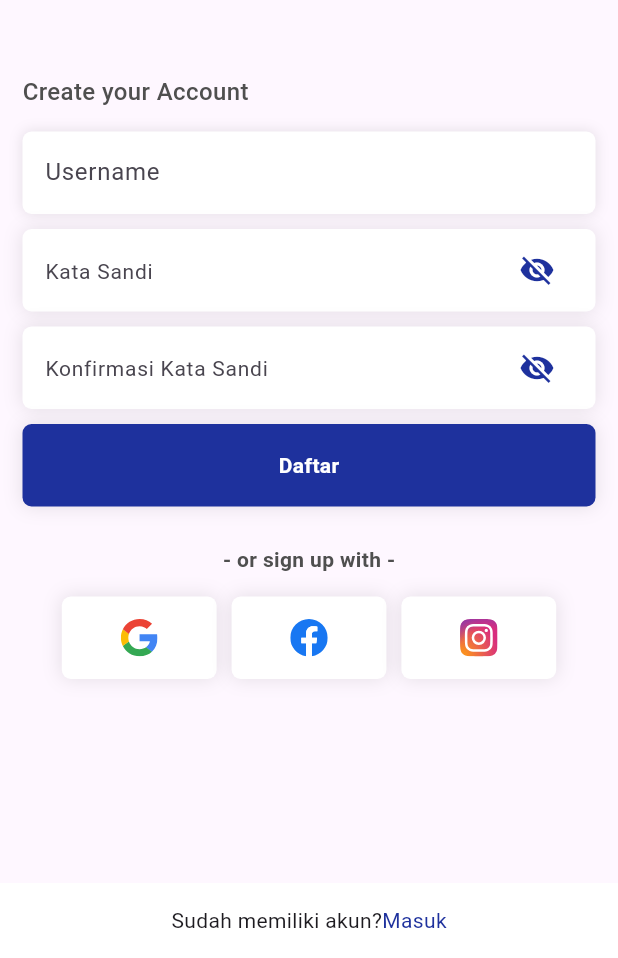
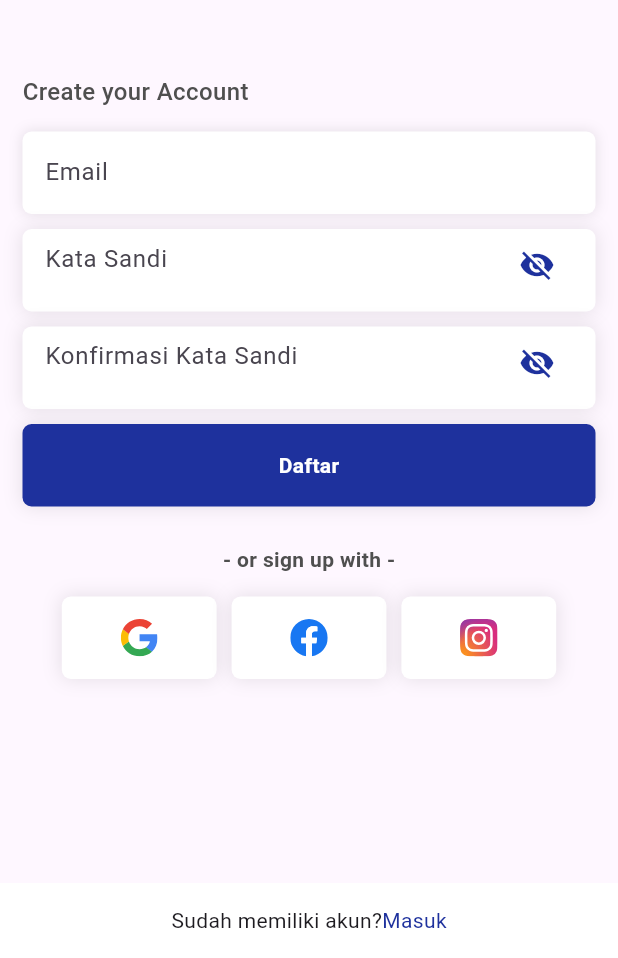
Before and after one commit to BossRizky/dashky_finance, a Flutter app: the RegisterView screen opened directly, on a phone screen of 412 x 824 dp, the part 278-1236 px from its top. Run offline on Flutter 3.47's test engine with Material 3 defaults, Android fonts, the phone set to English and light mode, and no system bars; our stand-ins replace flutter_svg, get; accounts and stored records are empty.

Commit message:
Fitur Daftar

```diff
--- a/lib/models/user_models.dart
+++ b/lib/models/user_models.dart
@@ -1,11 +1,7 @@
 class User {
-  String id;
-  String email;
-  String password;
+  final String id;
+  final String email;
+  final String password;
 
-  User({
-    required this.id,
-    required this.email,
-    required this.password,
-  });
+  User({required this.id, required this.email, required this.password});
 }
--- a/lib/screen/login_view.dart
+++ b/lib/screen/login_view.dart
@@ -49,7 +49,7 @@ class _LoginViewState extends State<LoginView> {
 
     if (user != null) {
       // Navigasi ke halaman Dashboard jika login berhasil
-      Get.to(() => const DashboardView());
+      Get.offAll(() => const DashboardView());
     } else {
       // Tampilkan pesan error jika login gagal
       ScaffoldMessenger.of(context).showSnackBar(
--- a/lib/screen/register_view.dart
+++ b/lib/screen/register_view.dart
@@ -2,7 +2,8 @@ import 'package:dashky_finance/utils/global.colors.dart';
 import 'package:dashky_finance/widgets/button.global.dart';
 import 'package:dashky_finance/widgets/social.login.dart';
 import 'package:dashky_finance/widgets/text.form.global.dart';
-import 'package:dashky_finance/screen/login_view.dart'; // Import halaman login
+import 'package:dashky_finance/screen/login_view.dart';
+import 'package:dashky_finance/service/user_service.dart';
 import 'package:flutter/material.dart';
 import 'package:get/get.dart';
 
@@ -18,7 +19,6 @@ class _RegisterViewState extends State<RegisterView> {
   final TextEditingController passwordController = TextEditingController();
   final TextEditingController confirmPasswordController = TextEditingController();
 
-  // State untuk mengatur visibilitas password dan konfirmasi password
   bool isPasswordVisible = false;
   bool isConfirmPasswordVisible = false;
 
@@ -28,6 +28,45 @@ class _RegisterViewState extends State<RegisterView> {
     passwordController.dispose();
     confirmPasswordController.dispose();
     super.dispose();
+  }
+
+  // Fungsi untuk menampilkan snackbar
+  void _showSnackbar(String title, String message) {
+    Get.snackbar(title, message, snackPosition: SnackPosition.BOTTOM);
+  }
+
+  // Fungsi untuk melakukan registrasi
+  Future<void> _register() async {
+    String email = emailController.text.trim();
+    String password = passwordController.text.trim();
+    String confirmPassword = confirmPasswordController.text.trim();
+
+    // Validasi input
+    if (email.isEmpty || password.isEmpty || confirmPassword.isEmpty) {
+      _showSnackbar("Error", "Semua kolom wajib diisi");
+      return;
+    }
+
+    // Validasi email
+    if (!RegExp(r"^[a-zA-Z0-9._%+-]+@[a-zA-Z0-9.-]+\.[a-zA-Z]{2,}$").hasMatch(email)) {
+      _showSnackbar("Error", "Email tidak valid");
+      return;
+    }
+
+    // Validasi apakah password dan konfirmasi password cocok
+    if (password != confirmPassword) {
+      _showSnackbar("Error", "Kata sandi tidak cocok");
+      return;
+    }
+
+    // Memanggil UserService untuk melakukan registrasi
+    var user = await UserService.register(email, password);
+    if (user != null) {
+      _showSnackbar("Sukses", "Pendaftaran berhasil");
+      Get.to(() => const LoginView());
+    } else {
+      _showSnackbar("Error", "Pendaftaran gagal");
+    }
   }
 
   @override
@@ -45,7 +84,7 @@ class _RegisterViewState extends State<RegisterView> {
                 Container(
                   alignment: Alignment.center,
                   child: Image.asset(
-                    'assets/logo.png', // Path gambar logo Anda
+                    'assets/logo.png',
                     width: 150,
                     height: 150,
                   ),
@@ -60,108 +99,40 @@ class _RegisterViewState extends State<RegisterView> {
                   ),
                 ),
                 const SizedBox(height: 15),
-
-                // Email Input
                 TextFormGlobal(
                   controller: emailController,
-                  text: 'Username',
+                  text: 'Email',
                   obscure: false,
                   textInputType: TextInputType.emailAddress,
                 ),
                 const SizedBox(height: 10),
-
-                // Password Input with Eye Icon
-                Container(
-                  height: 55,
-                  padding: const EdgeInsets.symmetric(horizontal: 15),
-                  decoration: BoxDecoration(
-                    color: Colors.white,
-                    borderRadius: BorderRadius.circular(6),
-                    boxShadow: [
-                      BoxShadow(
-                        color: Colors.black.withOpacity(0.1),
-                        blurRadius: 10,
-                      ),
-                    ],
-                  ),
-                  child: TextFormField(
+                _buildPasswordField(
                   controller: passwordController,
-                    obscureText: !isPasswordVisible,
-                    keyboardType: TextInputType.text,
-                    decoration: InputDecoration(
                   hintText: 'Kata Sandi',
-                      border: InputBorder.none,
-                      contentPadding: const EdgeInsets.symmetric(vertical: 18.0),
-                      hintStyle: const TextStyle(fontSize: 14),
-                      suffixIcon: IconButton(
-                        icon: Icon(
-                          isPasswordVisible
-                              ? Icons.visibility
-                              : Icons.visibility_off,
-                          color: GlobalColors.mainColor,
-                        ),
-                        onPressed: () {
+                  isPasswordVisible: isPasswordVisible,
+                  toggleVisibility: () {
                     setState(() {
                       isPasswordVisible = !isPasswordVisible;
                     });
                   },
                 ),
-                    ),
-                  ),
-                ),
                 const SizedBox(height: 10),
-
-                // Confirm Password Input with Eye Icon
-                Container(
-                  height: 55,
-                  padding: const EdgeInsets.symmetric(horizontal: 15),
-                  decoration: BoxDecoration(
-                    color: Colors.white,
-                    borderRadius: BorderRadius.circular(6),
-                    boxShadow: [
-                      BoxShadow(
-                        color: Colors.black.withOpacity(0.1),
-                        blurRadius: 10,
-                      ),
-                    ],
-                  ),
-                  child: TextFormField(
+                _buildPasswordField(
                   controller: confirmPasswordController,
-                    obscureText: !isConfirmPasswordVisible,
-                    keyboardType: TextInputType.text,
-                    decoration: InputDecoration(
                   hintText: 'Konfirmasi Kata Sandi',
-                      border: InputBorder.none,
-                      contentPadding: const EdgeInsets.symmetric(vertical: 18.0),
-                      hintStyle: const TextStyle(fontSize: 14),
-                      suffixIcon: IconButton(
-                        icon: Icon(
-                          isConfirmPasswordVisible
-                              ? Icons.visibility
-                              : Icons.visibility_off,
-                          color: GlobalColors.mainColor,
-                        ),
-                        onPressed: () {
+                  isPasswordVisible: isConfirmPasswordVisible,
+                  toggleVisibility: () {
                     setState(() {
                       isConfirmPasswordVisible = !isConfirmPasswordVisible;
                     });
                   },
                 ),
-                    ),
-                  ),
-                ),
                 const SizedBox(height: 10),
-
-                // Tombol "Daftar" untuk navigasi ke LoginView
                 Buttonglobal(
                   buttonText: 'Daftar',
-                  onTap: () {
-                    Get.to(() => const LoginView()); // Navigasi ke LoginView
-                  },
+                  onTap: _register,
                 ),
                 const SizedBox(height: 25),
-
-                // Widget social login dengan teks "or sign up with"
                 SocialLogin(isLogin: false),
               ],
             ),
@@ -178,7 +149,7 @@ class _RegisterViewState extends State<RegisterView> {
             Text("Sudah memiliki akun?"),
             InkWell(
               onTap: () {
-                Get.to(() => const LoginView()); // Navigasi ke LoginView
+                Get.to(() => const LoginView());
               },
               child: Text(
                 'Masuk',
@@ -192,4 +163,42 @@ class _RegisterViewState extends State<RegisterView> {
       ),
     );
   }
+
+  // Widget untuk membuat field password
+  Widget _buildPasswordField({
+    required TextEditingController controller,
+    required String hintText,
+    required bool isPasswordVisible,
+    required VoidCallback toggleVisibility,
+  }) {
+    return Container(
+      height: 55,
+      padding: const EdgeInsets.symmetric(horizontal: 15),
+      decoration: BoxDecoration(
+        color: Colors.white,
+        borderRadius: BorderRadius.circular(6),
+        boxShadow: [
+          BoxShadow(
+            color: Colors.black.withOpacity(0.1),
+            blurRadius: 10,
+          ),
+        ],
+      ),
+      child: TextFormField(
+        controller: controller,
+        obscureText: !isPasswordVisible,
+        decoration: InputDecoration(
+          hintText: hintText,
+          border: InputBorder.none,
+          suffixIcon: IconButton(
+            icon: Icon(
+              isPasswordVisible ? Icons.visibility : Icons.visibility_off,
+              color: GlobalColors.mainColor,
+            ),
+            onPressed: toggleVisibility,
+          ),
+        ),
+      ),
+    );
   }
+}
--- a/lib/service/user_service.dart
+++ b/lib/service/user_service.dart
@@ -1,21 +1,63 @@
 import 'package:dashky_finance/models/user_models.dart';
 
 class UserService {
+  // Database sementara untuk menyimpan pengguna
+  static List<User> _users = [];
+  static User? _currentUser;
+
   // Fungsi untuk login
   static Future<User?> login(String email, String password) async {
-    // Simulasi login dengan data statis
-    if (email == "rizky" && password == "123") {
-      // Simulasi pengguna yang berhasil login
-      return User(id: '1', email: email, password: password);
-    } else {
-      // Jika login gagal, kembalikan null
-      return null;
+    // Cari pengguna di daftar yang sudah ada
+    for (var user in _users) {
+      if (user.email == email && user.password == password) {
+        _currentUser = user; // Simpan pengguna yang berhasil login
+        return user;
+      }
     }
+    return null; // Jika tidak ditemukan
   }
 
   // Fungsi untuk register pengguna baru
   static Future<User?> register(String email, String password) async {
-    // Simulasi pendaftaran pengguna baru
-    return User(id: '2', email: email, password: password);
+    // Cek apakah email sudah terdaftar
+    for (var user in _users) {
+      if (user.email == email) {
+        return null; // Email sudah terdaftar
+      }
+    }
+
+    // Validasi format email
+    if (!isValidEmail(email)) {
+      return null; // Email tidak valid
+    }
+
+    // Simulasi ID unik (misalnya dengan nomor urut)
+    String newUserId = (_users.length + 1).toString();
+    User newUser = User(id: newUserId, email: email, password: password);
+
+    _users.add(newUser); // Menambahkan pengguna baru ke dalam "database" sementara
+    _currentUser = newUser; // Simpan data pengguna yang baru saja terdaftar
+    return newUser;
+  }
+
+  // Fungsi untuk mendapatkan data pengguna yang sedang login
+  static Future<User?> getUser() async {
+    return _currentUser; // Kembalikan data pengguna yang sedang login
+  }
+
+  // Fungsi untuk menghapus data pengguna (logout)
+  static Future<void> logout() async {
+    _currentUser = null; // Hapus data pengguna yang sedang login
+  }
+
+  // Fungsi untuk memvalidasi format email
+  static bool isValidEmail(String email) {
+    final regex = RegExp(r'^[a-zA-Z0-9._%+-]+@[a-zA-Z0-9.-]+\.[a-zA-Z]{2,}$');
+    return regex.hasMatch(email);
+  }
+
+  // Fungsi untuk mendapatkan semua pengguna (untuk testing atau pengelolaan)
+  static List<User> getAllUsers() {
+    return _users;
   }
 }
```
Lines whose indentation alone changed are shown as unchanged.
